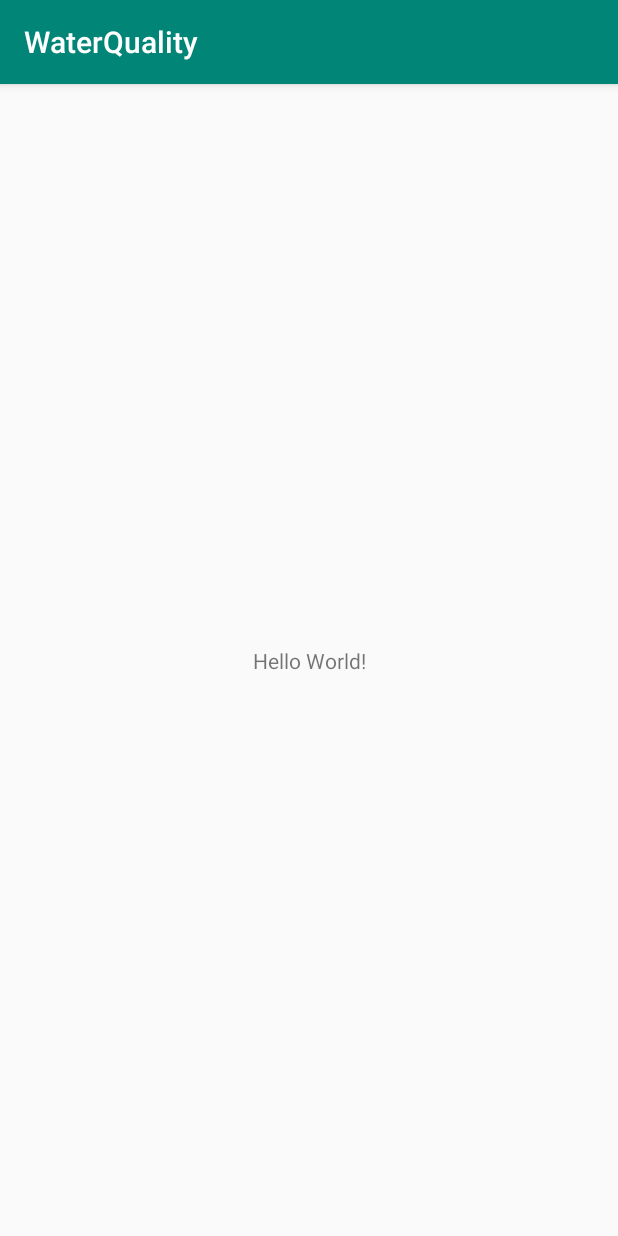
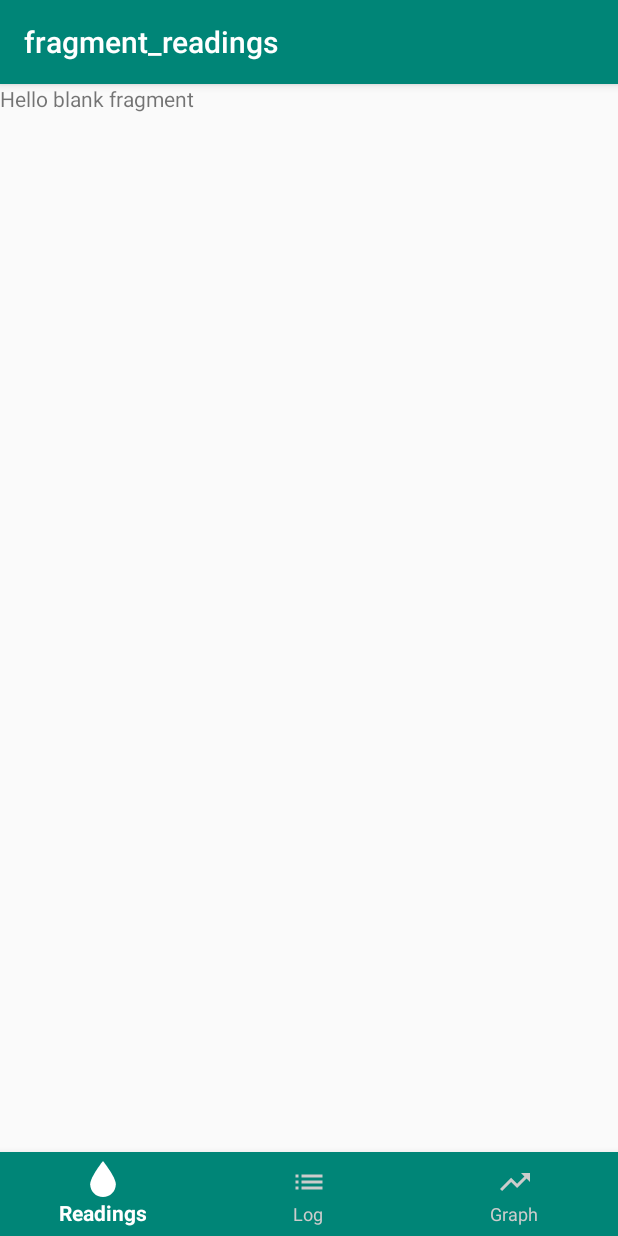
Before and after one commit to tSquaredd/WaterQuality, an Android app: the screen it shows after launch (MainActivity), on a phone screen of 412 x 824 dp. Run offline under Robolectric (Android 15) with nearby library versions, the phone set to English and light mode, and no system bars; our stand-ins replace navigation-ui.

Commit message:
Navigation architecture laid out

```diff
--- a/android/WaterQuality/app/build.gradle
+++ b/android/WaterQuality/app/build.gradle
@@ -12,7 +12,7 @@ android {
         targetSdkVersion 28
         versionCode 1
         versionName "1.0"
-        testInstrumentationRunner "android.support.test.runner.AndroidJUnitRunner"
+        testInstrumentationRunner "androidx.test.runner.AndroidJUnitRunner"
     }
     buildTypes {
         release {
@@ -25,10 +25,21 @@ android {
 dependencies {
     implementation fileTree(dir: 'libs', include: ['*.jar'])
     implementation "org.jetbrains.kotlin:kotlin-stdlib-jdk7:$kotlin_version"
-    implementation 'com.android.support:appcompat-v7:28.0.0'
-    implementation 'com.android.support.constraint:constraint-layout:1.1.3'
-    implementation 'com.android.support:support-v4:28.0.0'
+    implementation 'androidx.appcompat:appcompat:1.0.0'
+    implementation 'androidx.constraintlayout:constraintlayout:2.0.0-alpha2'
+    implementation 'androidx.legacy:legacy-support-v4:1.0.0'
     testImplementation 'junit:junit:4.12'
-    androidTestImplementation 'com.android.support.test:runner:1.0.2'
-    androidTestImplementation 'com.android.support.test.espresso:espresso-core:3.0.2'
+    androidTestImplementation 'androidx.test:runner:1.1.0'
+    androidTestImplementation 'androidx.test.espresso:espresso-core:3.1.0'
+
+    //Firebase
+    implementation 'com.google.firebase:firebase-core:16.0.1'
+
+    implementation "androidx.lifecycle:lifecycle-extensions:2.0.0"
+
+    // Jetpack Navigation
+    implementation "android.arch.navigation:navigation-fragment-ktx:1.0.0-alpha06"
+    implementation "android.arch.navigation:navigation-ui-ktx:1.0.0-alpha05"
 }
+
+apply plugin: 'com.google.gms.google-services'
--- a/android/WaterQuality/app/src/main/java/com/tsquaredapplications/waterquality/MainActivity.kt
+++ b/android/WaterQuality/app/src/main/java/com/tsquaredapplications/waterquality/MainActivity.kt
@@ -1,12 +1,30 @@
 package com.tsquaredapplications.waterquality
 
-import android.support.v7.app.AppCompatActivity
+import androidx.appcompat.app.AppCompatActivity
 import android.os.Bundle
+import androidx.navigation.NavController
+import androidx.navigation.findNavController
+import androidx.navigation.ui.NavigationUI
+import androidx.navigation.ui.setupActionBarWithNavController
+import kotlinx.android.synthetic.main.activity_main.*
+
 
 class MainActivity : AppCompatActivity() {
+
+    lateinit var navController: NavController
 
     override fun onCreate(savedInstanceState: Bundle?) {
         super.onCreate(savedInstanceState)
         setContentView(R.layout.activity_main)
+
+        navController = findNavController(R.id.nav_host_fragment)
+        setupNavigation()
+
+        setupActionBarWithNavController( navController)
+
+    }
+
+    private fun setupNavigation() {
+        NavigationUI.setupWithNavController(bottom_navigation, navController)
     }
 }
--- a/android/WaterQuality/app/src/main/java/com/tsquaredapplications/waterquality/presenters/HistoryGraphFragment.kt
+++ b/android/WaterQuality/app/src/main/java/com/tsquaredapplications/waterquality/presenters/HistoryGraphFragment.kt
@@ -2,14 +2,14 @@ package com.tsquaredapplications.waterquality.presenters
 
 
 import android.os.Bundle
-import android.support.v4.app.Fragment
+import androidx.fragment.app.Fragment
 import android.view.LayoutInflater
 import android.view.View
 import android.view.ViewGroup
 
 import com.tsquaredapplications.waterquality.R
 
-class HistoryGraphFragment : Fragment() {
+class HistoryGraphFragment : androidx.fragment.app.Fragment() {
 
     override fun onCreateView(
         inflater: LayoutInflater, container: ViewGroup?,
--- a/android/WaterQuality/app/src/main/java/com/tsquaredapplications/waterquality/presenters/HistoryLogFragment.kt
+++ b/android/WaterQuality/app/src/main/java/com/tsquaredapplications/waterquality/presenters/HistoryLogFragment.kt
@@ -2,7 +2,7 @@ package com.tsquaredapplications.waterquality.presenters
 
 
 import android.os.Bundle
-import android.support.v4.app.Fragment
+import androidx.fragment.app.Fragment
 import android.view.LayoutInflater
 import android.view.View
 import android.view.ViewGroup
@@ -10,7 +10,7 @@ import android.view.ViewGroup
 import com.tsquaredapplications.waterquality.R
 
 
-class HistoryLogFragment : Fragment() {
+class HistoryLogFragment : androidx.fragment.app.Fragment() {
 
     override fun onCreateView(
         inflater: LayoutInflater, container: ViewGroup?,
--- a/android/WaterQuality/app/src/main/java/com/tsquaredapplications/waterquality/presenters/ReadingsFragment.kt
+++ b/android/WaterQuality/app/src/main/java/com/tsquaredapplications/waterquality/presenters/ReadingsFragment.kt
@@ -2,14 +2,14 @@ package com.tsquaredapplications.waterquality.presenters
 
 
 import android.os.Bundle
-import android.support.v4.app.Fragment
+import androidx.fragment.app.Fragment
 import android.view.LayoutInflater
 import android.view.View
 import android.view.ViewGroup
 
 import com.tsquaredapplications.waterquality.R
 
-class ReadingsFragment : Fragment() {
+class ReadingsFragment : androidx.fragment.app.Fragment() {
 
     override fun onCreateView(
         inflater: LayoutInflater, container: ViewGroup?,
--- /dev/null
+++ b/android/WaterQuality/app/src/main/res/drawable-v24/bottom_nav_colors.xml
@@ -0,0 +1,9 @@
+<?xml version="1.0" encoding="utf-8"?>
+<selector xmlns:android="http://schemas.android.com/apk/res/android">
+    <item
+        android:state_checked="true"
+        android:color="@color/selectedWhite" />
+    <item
+        android:state_checked="false"
+        android:color="@color/unselectedWhite" />
+</selector>
--- /dev/null
+++ b/android/WaterQuality/app/src/main/res/drawable/ic_drop.xml
@@ -0,0 +1,5 @@
+<vector android:height="24dp" android:viewportHeight="512"
+    android:viewportWidth="512" android:width="24dp" xmlns:android="http://schemas.android.com/apk/res/android">
+    <path android:fillColor="#84DBFF" android:pathData="M438.4,329.6C438.4,430.933 356.267,512 256,512S73.6,430.933 73.6,329.6S256,0 256,0S438.4,229.333 438.4,329.6z"/>
+    <path android:fillColor="#FFFFFF" android:pathData="M256,464c-73.6,0 -134.4,-59.733 -134.4,-134.4c0,-8.533 7.467,-16 16,-16s16,7.467 16,16c0,56.533 45.867,102.4 102.4,102.4c8.533,0 16,7.467 16,16S264.533,464 256,464z"/>
+</vector>
--- /dev/null
+++ b/android/WaterQuality/app/src/main/res/drawable/ic_graph.xml
@@ -0,0 +1,9 @@
+<vector xmlns:android="http://schemas.android.com/apk/res/android"
+        android:width="24dp"
+        android:height="24dp"
+        android:viewportWidth="24.0"
+        android:viewportHeight="24.0">
+    <path
+        android:fillColor="#FF000000"
+        android:pathData="M16,6l2.29,2.29 -4.88,4.88 -4,-4L2,16.59 3.41,18l6,-6 4,4 6.3,-6.29L22,12V6z"/>
+</vector>
--- /dev/null
+++ b/android/WaterQuality/app/src/main/res/drawable/ic_list.xml
@@ -0,0 +1,9 @@
+<vector xmlns:android="http://schemas.android.com/apk/res/android"
+        android:width="24dp"
+        android:height="24dp"
+        android:viewportWidth="24.0"
+        android:viewportHeight="24.0">
+    <path
+        android:fillColor="#FF000000"
+        android:pathData="M3,13h2v-2L3,11v2zM3,17h2v-2L3,15v2zM3,9h2L5,7L3,7v2zM7,13h14v-2L7,11v2zM7,17h14v-2L7,15v2zM7,7v2h14L21,7L7,7z"/>
+</vector>
--- a/android/WaterQuality/app/src/main/res/layout/activity_main.xml
+++ b/android/WaterQuality/app/src/main/res/layout/activity_main.xml
@@ -1,19 +1,28 @@
 <?xml version="1.0" encoding="utf-8"?>
-<android.support.constraint.ConstraintLayout
-        xmlns:android="http://schemas.android.com/apk/res/android"
-        xmlns:tools="http://schemas.android.com/tools"
-        xmlns:app="http://schemas.android.com/apk/res-auto"
+<androidx.constraintlayout.widget.ConstraintLayout xmlns:android="http://schemas.android.com/apk/res/android"
+    xmlns:app="http://schemas.android.com/apk/res-auto"
+    xmlns:tools="http://schemas.android.com/tools"
+    android:layout_width="match_parent"
+    android:layout_height="match_parent"
+    tools:context=".MainActivity">
+
+    <fragment
+        android:id="@+id/nav_host_fragment"
+        android:name="androidx.navigation.fragment.NavHostFragment"
         android:layout_width="match_parent"
         android:layout_height="match_parent"
-        tools:context=".MainActivity">
+        app:navGraph="@navigation/navigation_controller"
+        app:defaultNavHost="true"/>
 
-    <TextView
-            android:layout_width="wrap_content"
-            android:layout_height="wrap_content"
-            android:text="Hello World!"
-            app:layout_constraintBottom_toBottomOf="parent"
-            app:layout_constraintLeft_toLeftOf="parent"
-            app:layout_constraintRight_toRightOf="parent"
-            app:layout_constraintTop_toTopOf="parent"/>
+    <com.google.android.material.bottomnavigation.BottomNavigationView
+        android:id="@+id/bottom_navigation"
+        android:layout_width="match_parent"
+        android:layout_height="wrap_content"
+        android:layout_gravity="bottom"
+        android:background="@color/colorPrimary"
+        app:itemIconTint="@drawable/bottom_nav_colors"
+        app:itemTextColor="@drawable/bottom_nav_colors"
+        app:layout_constraintBottom_toBottomOf="parent"
+        app:menu="@menu/bottom_nav_menu" />
 
-</android.support.constraint.ConstraintLayout>
+</androidx.constraintlayout.widget.ConstraintLayout>
--- /dev/null
+++ b/android/WaterQuality/app/src/main/res/menu/bottom_nav_menu.xml
@@ -0,0 +1,19 @@
+<?xml version="1.0" encoding="utf-8"?>
+<menu xmlns:android="http://schemas.android.com/apk/res/android">
+    <item
+        android:id="@+id/nav_readings"
+        android:title="@string/readings"
+        android:icon="@drawable/ic_drop"/>
+
+    <item
+        android:id="@+id/nav_history_log"
+        android:title="@string/log"
+        android:icon="@drawable/ic_list"/>
+
+    <item
+        android:id="@+id/nav_history_graph"
+        android:title="@string/graph"
+        android:icon="@drawable/ic_graph"/>
+
+
+</menu>
--- /dev/null
+++ b/android/WaterQuality/app/src/main/res/navigation/navigation_controller.xml
@@ -0,0 +1,23 @@
+<?xml version="1.0" encoding="utf-8"?>
+<navigation xmlns:android="http://schemas.android.com/apk/res/android"
+    xmlns:app="http://schemas.android.com/apk/res-auto"
+    xmlns:tools="http://schemas.android.com/tools"
+    android:id="@+id/navigation_controller"
+    app:startDestination="@id/nav_readings">
+
+    <fragment
+        android:id="@+id/nav_readings"
+        android:name="com.tsquaredapplications.waterquality.presenters.ReadingsFragment"
+        android:label="fragment_readings"
+        tools:layout="@layout/fragment_readings" />
+    <fragment
+        android:id="@+id/nav_history_log"
+        android:name="com.tsquaredapplications.waterquality.presenters.HistoryLogFragment"
+        android:label="fragment_history_log"
+        tools:layout="@layout/fragment_history_log" />
+    <fragment
+        android:id="@+id/nav_history_graph"
+        android:name="com.tsquaredapplications.waterquality.presenters.HistoryGraphFragment"
+        android:label="fragment_history_graph"
+        tools:layout="@layout/fragment_history_graph" />
+</navigation>
--- a/android/WaterQuality/app/src/main/res/values/colors.xml
+++ b/android/WaterQuality/app/src/main/res/values/colors.xml
@@ -3,4 +3,7 @@
     <color name="colorPrimary">#008577</color>
     <color name="colorPrimaryDark">#00574B</color>
     <color name="colorAccent">#D81B60</color>
+
+    <color name="selectedWhite">#FFFFFF</color>
+    <color name="unselectedWhite">#CCCCCC</color>
 </resources>
--- a/android/WaterQuality/app/src/main/res/values/strings.xml
+++ b/android/WaterQuality/app/src/main/res/values/strings.xml
@@ -3,4 +3,7 @@
 
     <!-- TODO: Remove or change this placeholder text -->
     <string name="hello_blank_fragment">Hello blank fragment</string>
+    <string name="readings">Readings</string>
+    <string name="log">Log</string>
+    <string name="graph">Graph</string>
 </resources>
--- a/android/WaterQuality/build.gradle
+++ b/android/WaterQuality/build.gradle
@@ -9,6 +9,7 @@ buildscript {
     dependencies {
         classpath 'com.android.tools.build:gradle:3.2.1'
         classpath "org.jetbrains.kotlin:kotlin-gradle-plugin:$kotlin_version"
+        classpath 'com.google.gms:google-services:4.0.1'
 
         // NOTE: Do not place your application dependencies here; they belong
         // in the individual module build.gradle files
--- a/android/WaterQuality/gradle.properties
+++ b/android/WaterQuality/gradle.properties
@@ -13,3 +13,5 @@ org.gradle.jvmargs=-Xmx1536m
 # org.gradle.parallel=true
 # Kotlin code style for this project: "official" or "obsolete":
 kotlin.code.style=official
+android.useAndroidX=true
+android.enableJetifier=true
```
Also changed, not shown: 2 other files.
